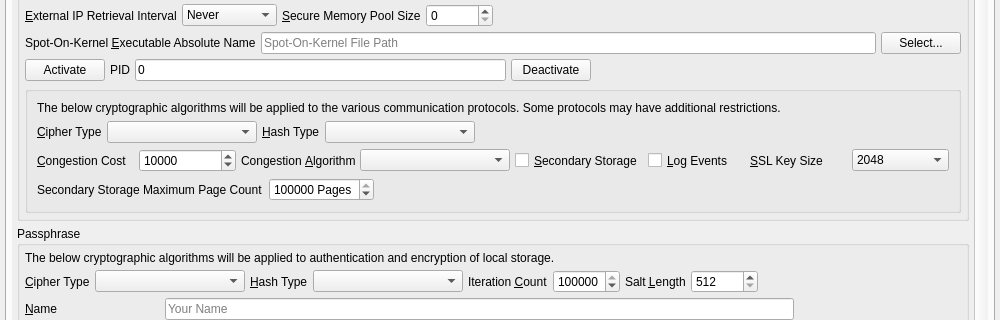
Qt form Source/UI/spot-on-controlcenter.ui (textbrowser/spot-on) before a commit; both pictures show x 0 to 1000 and y 81 to 401 of the 1000 by 800 pixel window.
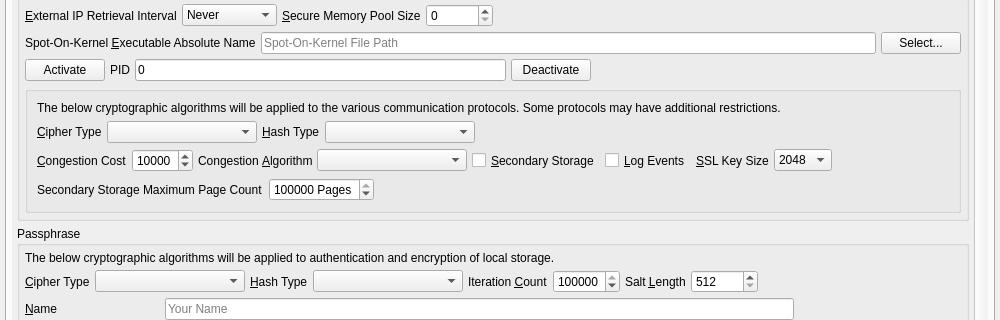
The same form after that commit. The open tabs and pages were chosen to show the change. Icons and pictures are not drawn. Custom widgets are drawn as their Qt base class.

Commit message: New layout widgets.

```diff
--- a/Source/UI/spot-on-controlcenter.ui
+++ b/Source/UI/spot-on-controlcenter.ui
@@ -6235,9 +6235,9 @@
           <widget class="QWidget" name="scrollAreaWidgetContents">
            <property name="geometry">
             <rect>
-             <x>0</x>
-             <y>0</y>
-             <width>1029</width>
+             <x>-78</x>
+             <y>-661</y>
+             <width>1034</width>
              <height>1379</height>
             </rect>
            </property>
@@ -6672,6 +6672,19 @@
                         </item>
                        </widget>
                       </item>
+                      <item>
+                       <spacer name="horizontalSpacer_25">
+                        <property name="orientation">
+                         <enum>Qt::Horizontal</enum>
+                        </property>
+                        <property name="sizeHint" stdset="0">
+                         <size>
+                          <width>40</width>
+                          <height>20</height>
+                         </size>
+                        </property>
+                       </spacer>
+                      </item>
                      </layout>
                     </item>
                     <item>
```
Left out of the diff: 239 changed lines with no effect on the pictures.
